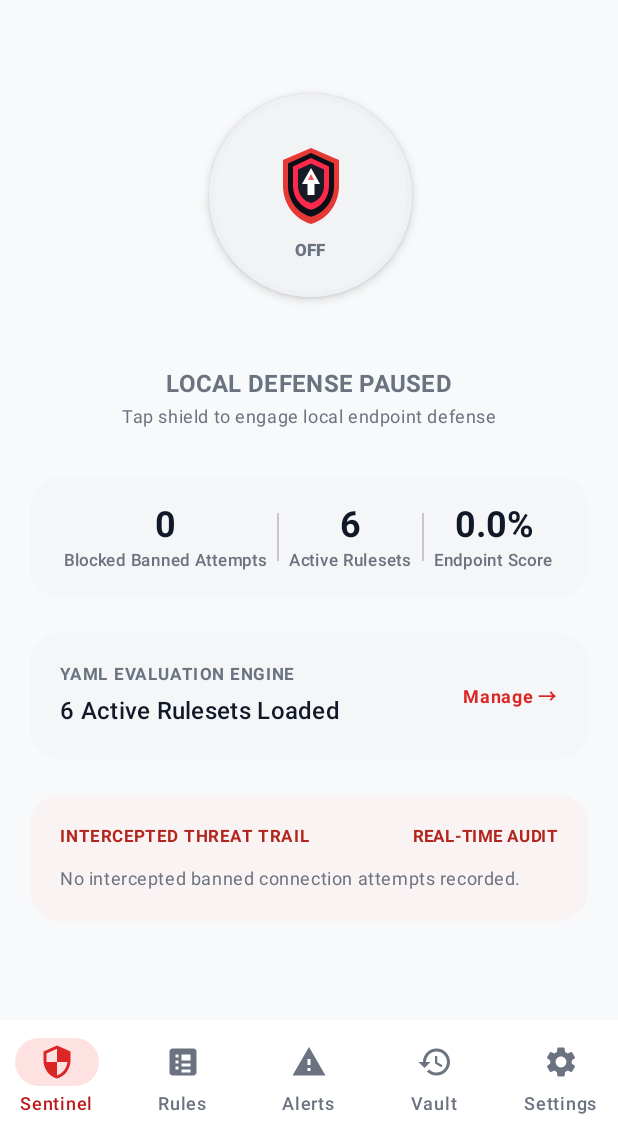
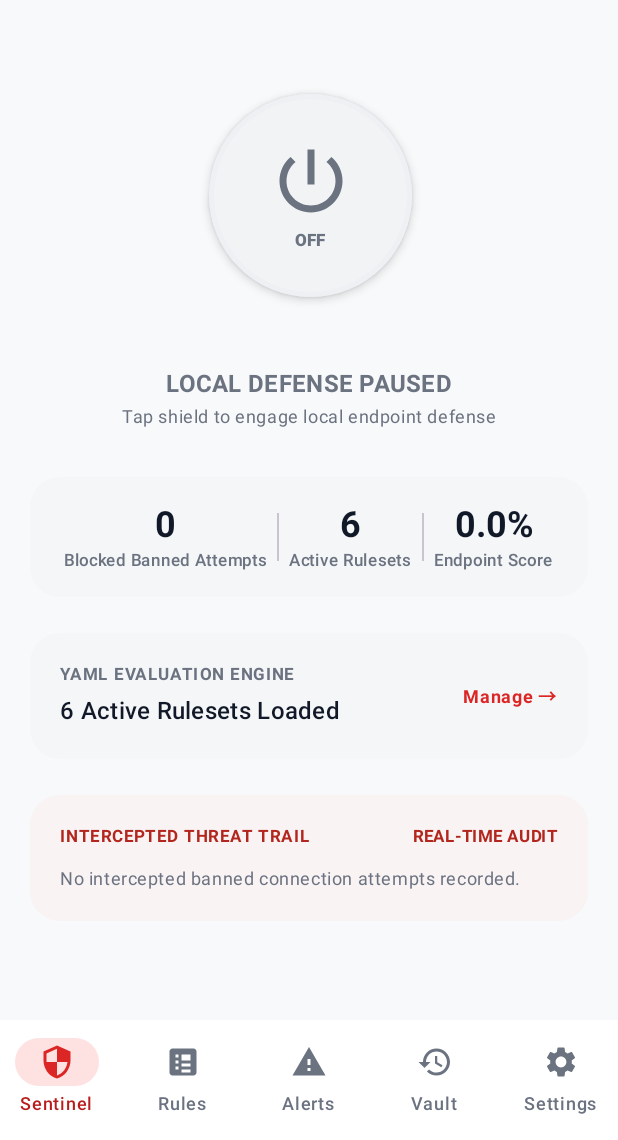
Before and after one commit to ctkqiang/NezhaEDRAndroid, an Android app built with Jetpack Compose: the screen it shows after launch (MainActivity), on a phone screen of 412 x 824 dp, the part 96-1236 px from its top. Run offline under Robolectric (Android 15) with nearby library versions, the phone set to English and light mode, and no system bars.

Commit message:
style(ui): update Master Power Button to universal power vector symbol ic_power

```diff
--- a/app/src/main/java/xin/ctkqiang/nezhaedr/ui/main/MainScreen.kt
+++ b/app/src/main/java/xin/ctkqiang/nezhaedr/ui/main/MainScreen.kt
@@ -1262,17 +1262,17 @@ fun MasterProtectionButton(
                         verticalArrangement = Arrangement.Center
                     ) {
                         Icon(
-                            painter = painterResource(id = R.drawable.ic_launcher_foreground),
-                            contentDescription = "Shield Master Power Button",
-                            tint = Color.Unspecified,
-                            modifier = Modifier.size(72.dp)
+                            painter = painterResource(id = R.drawable.ic_power),
+                            contentDescription = "Master Power Button",
+                            tint = if (isActive) Color.White else MaterialTheme.colorScheme.onSurfaceVariant,
+                            modifier = Modifier.size(56.dp)
                         )
-                        Spacer(modifier = Modifier.height(2.dp))
+                        Spacer(modifier = Modifier.height(4.dp))
                         Text(
                             text = if (isActive) stringResource(R.string.switch_on) else stringResource(R.string.switch_off),
                             style = MaterialTheme.typography.labelSmall,
                             fontWeight = FontWeight.ExtraBold,
-                            color = if (isActive) MaterialTheme.colorScheme.onPrimary else MaterialTheme.colorScheme.onSurfaceVariant
+                            color = if (isActive) Color.White else MaterialTheme.colorScheme.onSurfaceVariant
                         )
                     }
                 }
--- /dev/null
+++ b/app/src/main/res/drawable/ic_power.xml
@@ -0,0 +1,9 @@
+<vector xmlns:android="http://schemas.android.com/apk/res/android"
+    android:width="48dp"
+    android:height="48dp"
+    android:viewportWidth="24"
+    android:viewportHeight="24">
+    <path
+        android:fillColor="#FF000000"
+        android:pathData="M13,3h-2v10h2V3zM17.83,5.17l-1.42,1.42C17.99,7.86 19,9.81 19,12c0,3.87 -3.13,7 -7,7s-7,-3.13 -7,-7c0,-2.19 1.01,-4.14 2.58,-5.42L6.17,5.17C4.23,6.82 3,9.26 3,12c0,4.97 4.03,9 9,9s9,-4.03 9,-9c0,-2.74 -1.23,-5.18 -3.17,-6.83z"/>
+</vector>
```
